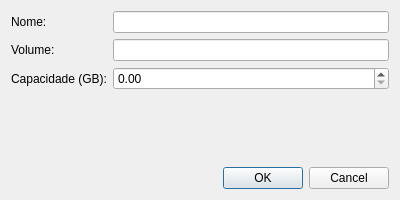
Above: ferramentas_acervo/gui/volumes/edit_volume_dialog.ui from 1cgeo/controle_acervo before the change. Below: the same form after it.
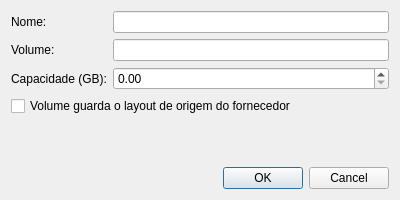
That is the form after the change.

What changed in the file:
```diff
--- a/ferramentas_acervo/gui/volumes/edit_volume_dialog.ui
+++ b/ferramentas_acervo/gui/volumes/edit_volume_dialog.ui
@@ -51,6 +51,16 @@
        </property>
       </widget>
      </item>
+     <item row="3" column="0" colspan="2">
+      <widget class="QCheckBox" name="layoutOrigemCheckBox">
+       <property name="text">
+        <string>Volume guarda o layout de origem do fornecedor</string>
+       </property>
+       <property name="toolTip">
+        <string>Marque para o volume que recebe a entrega no layout do fornecedor (ex.: Convênio RS). Só volume assim aceita a catalogação de produto que já está no disco, e ele fica de fora da auditoria de nome físico padronizado.</string>
+       </property>
+      </widget>
+     </item>
     </layout>
    </item>
    <item>
```
